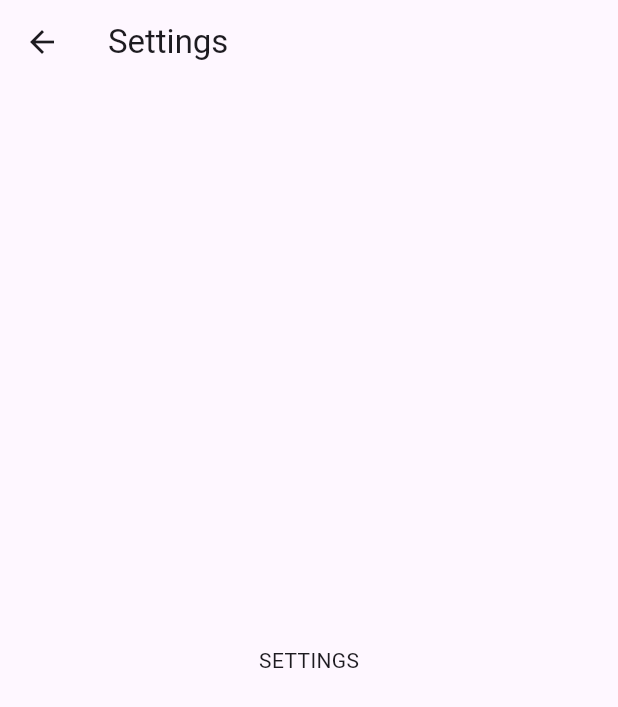
After one commit to mmalessa/krystyna, a Flutter app: the screen it shows after launch, in the side drawer, after a tap on "Settings", on a phone screen of 412 x 824 dp. The commit adds this screen. Shown: the top 707 px of the screen. Run offline on Flutter 3.47's test engine with Material 3 defaults, Android fonts, the phone set to English and light mode, and no system bars; our stand-ins replace flutter_tts, speech_to_text.

Commit message:
Add Main Drawer

```diff
--- /dev/null
+++ b/lib/screens/settings.dart
@@ -0,0 +1,18 @@
+import 'package:flutter/material.dart';
+
+class SettingsScreen extends StatelessWidget {
+  const SettingsScreen({super.key});
+
+  @override
+  Widget build(BuildContext context) {
+    return Scaffold(
+      appBar: AppBar(
+        title: const Text('Settings')
+      ),
+      body: const Center(
+        child: Text("SETTINGS"),
+      )
+    );
+  }
+
+}
--- a/lib/screens/start.dart
+++ b/lib/screens/start.dart
@@ -1,5 +1,6 @@
 import 'package:flutter/material.dart';
 import 'package:krystyna/screens/speech_demo.dart';
+import 'package:krystyna/widgets/main_drawer.dart';
 
 class StartScreen extends StatelessWidget {
   const StartScreen({super.key});
@@ -18,6 +19,7 @@ class StartScreen extends StatelessWidget {
       appBar: AppBar(
         title: const Text('Krystyna App'),
       ),
+      drawer: MainDrawer(),
       body: InkWell(
         onTap: () {
           _selectModule(context, 'moduleName');
--- /dev/null
+++ b/lib/widgets/main_drawer.dart
@@ -0,0 +1,100 @@
+import 'package:flutter/material.dart';
+import 'package:krystyna/screens/settings.dart';
+import 'package:krystyna/screens/something.dart';
+import 'package:krystyna/screens/speech_demo.dart';
+
+class MainDrawer extends StatelessWidget {
+  const MainDrawer({super.key});
+
+  void _selectPage(BuildContext context, Widget page)  {
+    Navigator.of(context).push(
+        MaterialPageRoute(
+            builder: (ctx) => page
+        )
+    );
+  }
+  @override
+  Widget build(BuildContext context) {
+    return Drawer(
+      child: Column(
+        children: [
+          DrawerHeader(
+            padding: const EdgeInsets.all(20),
+            decoration: BoxDecoration(
+              gradient: LinearGradient(
+                colors: [
+                  Theme.of(context).colorScheme.primaryContainer,
+                  Theme.of(context).colorScheme.primaryContainer.withOpacity(0.8),
+                ],
+                begin: Alignment.topLeft,
+                end: Alignment.bottomRight
+              )
+            ),
+            child: Row(
+              children: [
+                Icon(Icons.woman_2, size: 48, color: Theme.of(context).colorScheme.primary),
+                const SizedBox(width: 18),
+                Text(
+                  'Krystyna',
+                  style: Theme.of(context).textTheme.titleLarge!.copyWith(
+                    color: Theme.of(context).colorScheme.primary
+                  )
+                )
+              ],
+            )
+          ),
+          ListTile(
+            leading: Icon(
+              Icons.settings,
+              size: 26,
+              color: Theme.of(context).colorScheme.onBackground,
+            ),
+            title: Text(
+              'Settings',
+              style: Theme.of(context).textTheme.titleSmall!.copyWith(
+                color: Theme.of(context).colorScheme.onBackground,
+                fontSize: 22
+              )
+            ),
+            onTap: () {
+              _selectPage(context, SettingsScreen());
+            },
+          ),
+          ListTile(
+            leading: Icon(
+              Icons.question_answer,
+              size: 26,
+              color: Theme.of(context).colorScheme.onBackground,
+            ),
+            title: Text(
+                'Speech demo',
+                style: Theme.of(context).textTheme.titleSmall!.copyWith(
+                    color: Theme.of(context).colorScheme.onBackground,
+                    fontSize: 22
+                )
+            ),
+            onTap: () {
+              _selectPage(context, SpeechDemo());
+            },
+          ),
+          ListTile(
+            leading: Icon(
+              Icons.question_mark,
+              size: 26,
+              color: Theme.of(context).colorScheme.onBackground,
+            ),
+            title: Text(
+                'Something',
+                style: Theme.of(context).textTheme.titleSmall!.copyWith(
+                    color: Theme.of(context).colorScheme.onBackground,
+                    fontSize: 22
+                )
+            ),
+            onTap: () {
+              _selectPage(context, SomethingScreen());
+            },
+          )
+        ],
+      ),
+    );
+  }}
```
Also changed, not shown: lib/screens/home.dart (deleted, +0 -68 lines), lib/screens/something.dart (+7 -2 lines).
